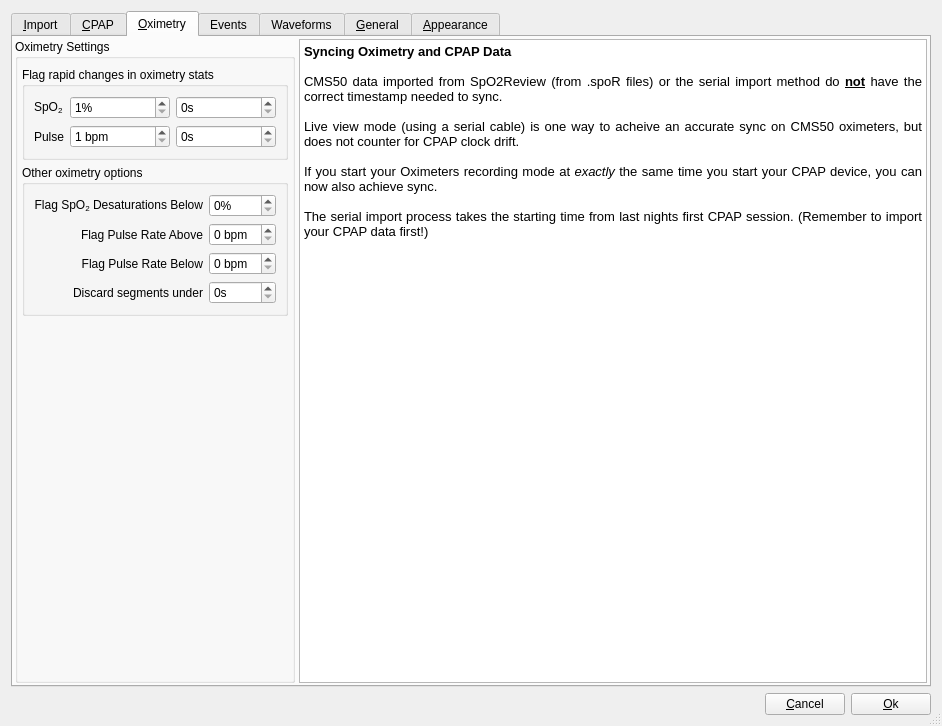
Before: the Qt Designer form oscar/preferencesdialog.ui in littleyoda/oscar, drawn with Qt 5.
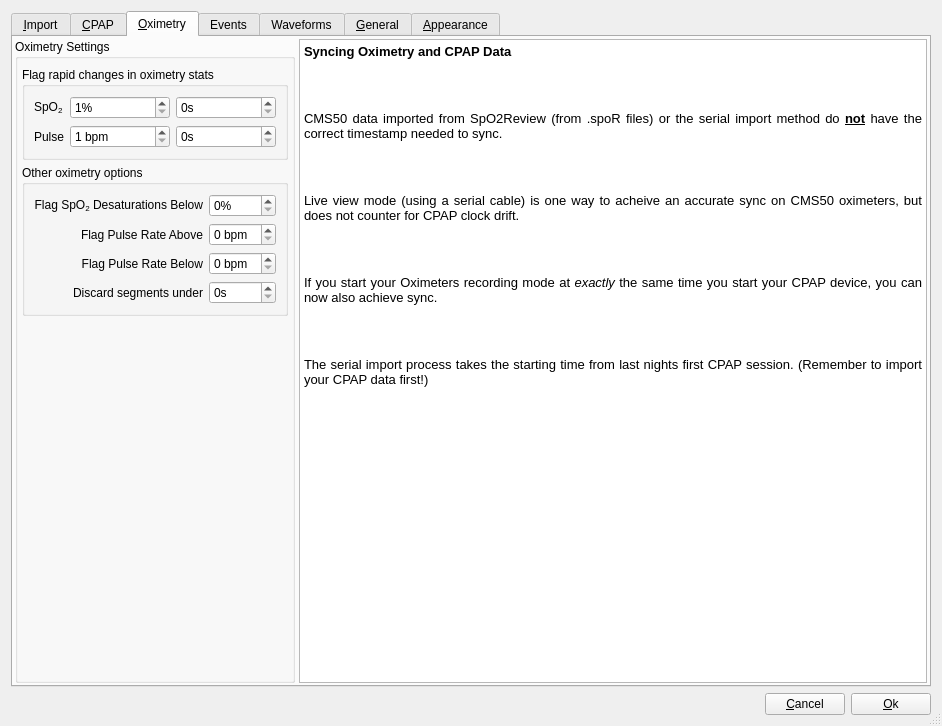
After: the same form once the commit is applied. The open tabs and pages were chosen to show the change. Icons and pictures are not drawn.

Commit message: This is the long-awaited last cleanup from me. Ready for translators to work on.

```diff
--- a/oscar/preferencesdialog.ui
+++ b/oscar/preferencesdialog.ui
@@ -1789,15 +1789,15 @@
 &lt;html&gt;&lt;head&gt;&lt;meta name=&quot;qrichtext&quot; content=&quot;1&quot; /&gt;&lt;meta charset=&quot;utf-8&quot; /&gt;&lt;style type=&quot;text/css&quot;&gt;
 p, li { white-space: pre-wrap; }
 &lt;/style&gt;&lt;/head&gt;&lt;body style=&quot; font-family:'Segoe UI'; font-size:9pt; font-weight:400; font-style:normal;&quot;&gt;
-&lt;p style=&quot; margin-top:0px; margin-bottom:0px; margin-left:0px; margin-right:0px; -qt-block-indent:0; text-indent:0px;&quot;&gt;&lt;span style=&quot; font-family:'Sans'; font-size:10pt; font-weight:600;&quot;&gt;Syncing Oximetry and CPAP Data&lt;/span&gt;&lt;/p&gt;
-&lt;p align=&quot;justify&quot; style=&quot;-qt-paragraph-type:empty; margin-top:0px; margin-bottom:0px; margin-left:0px; margin-right:0px; -qt-block-indent:0; text-indent:0px; font-family:'Sans'; font-size:10pt;&quot;&gt;&lt;br /&gt;&lt;/p&gt;
-&lt;p align=&quot;justify&quot; style=&quot; margin-top:0px; margin-bottom:0px; margin-left:0px; margin-right:0px; -qt-block-indent:0; text-indent:0px;&quot;&gt;&lt;span style=&quot; font-family:'Sans'; font-size:10pt;&quot;&gt;CMS50 data imported from SpO2Review (from .spoR files) or the serial import method do &lt;/span&gt;&lt;span style=&quot; font-family:'Sans'; font-size:10pt; font-weight:600; text-decoration: underline;&quot;&gt;not&lt;/span&gt;&lt;span style=&quot; font-family:'Sans'; font-size:10pt;&quot;&gt; have the correct timestamp needed to sync.&lt;/span&gt;&lt;/p&gt;
-&lt;p align=&quot;justify&quot; style=&quot;-qt-paragraph-type:empty; margin-top:0px; margin-bottom:0px; margin-left:0px; margin-right:0px; -qt-block-indent:0; text-indent:0px; font-family:'Sans'; font-size:10pt;&quot;&gt;&lt;br /&gt;&lt;/p&gt;
-&lt;p align=&quot;justify&quot; style=&quot; margin-top:0px; margin-bottom:0px; margin-left:0px; margin-right:0px; -qt-block-indent:0; text-indent:0px;&quot;&gt;&lt;span style=&quot; font-family:'Sans'; font-size:10pt;&quot;&gt;Live view mode (using a serial cable) is one way to acheive an accurate sync on CMS50 oximeters, but does not counter for CPAP clock drift.&lt;/span&gt;&lt;/p&gt;
-&lt;p align=&quot;justify&quot; style=&quot;-qt-paragraph-type:empty; margin-top:0px; margin-bottom:0px; margin-left:0px; margin-right:0px; -qt-block-indent:0; text-indent:0px; font-family:'Sans'; font-size:10pt;&quot;&gt;&lt;br /&gt;&lt;/p&gt;
-&lt;p align=&quot;justify&quot; style=&quot; margin-top:0px; margin-bottom:0px; margin-left:0px; margin-right:0px; -qt-block-indent:0; text-indent:0px;&quot;&gt;&lt;span style=&quot; font-family:'Sans'; font-size:10pt;&quot;&gt;If you start your Oximeters recording mode at &lt;/span&gt;&lt;span style=&quot; font-family:'Sans'; font-size:10pt; font-style:italic;&quot;&gt;exactly &lt;/span&gt;&lt;span style=&quot; font-family:'Sans'; font-size:10pt;&quot;&gt;the same time you start your CPAP device, you can now also achieve sync. &lt;/span&gt;&lt;/p&gt;
-&lt;p align=&quot;justify&quot; style=&quot;-qt-paragraph-type:empty; margin-top:0px; margin-bottom:0px; margin-left:0px; margin-right:0px; -qt-block-indent:0; text-indent:0px; font-family:'Sans'; font-size:10pt;&quot;&gt;&lt;br /&gt;&lt;/p&gt;
-&lt;p align=&quot;justify&quot; style=&quot; margin-top:0px; margin-bottom:0px; margin-left:0px; margin-right:0px; -qt-block-indent:0; text-indent:0px;&quot;&gt;&lt;span style=&quot; font-family:'Sans'; font-size:10pt;&quot;&gt;The serial import process takes the starting time from last nights first CPAP session. (Remember to import your CPAP data first!)&lt;/span&gt;&lt;/p&gt;&lt;/body&gt;&lt;/html&gt;</string>
+&lt;p style=&quot; margin-top:12px; margin-bottom:12px; margin-left:0px; margin-right:0px; -qt-block-indent:0; text-indent:0px;&quot;&gt;&lt;span style=&quot; font-family:'Sans'; font-size:10pt; font-weight:600;&quot;&gt;Syncing Oximetry and CPAP Data&lt;/span&gt;&lt;/p&gt;
+&lt;p align=&quot;justify&quot; style=&quot; margin-top:12px; margin-bottom:12px; margin-left:0px; margin-right:0px; -qt-block-indent:0; text-indent:0px;&quot;&gt;&lt;br /&gt;&lt;/p&gt;
+&lt;p align=&quot;justify&quot; style=&quot; margin-top:12px; margin-bottom:12px; margin-left:0px; margin-right:0px; -qt-block-indent:0; text-indent:0px;&quot;&gt;&lt;span style=&quot; font-family:'Sans'; font-size:10pt;&quot;&gt;CMS50 data imported from SpO2Review (from .spoR files) or the serial import method do &lt;/span&gt;&lt;span style=&quot; font-family:'Sans'; font-size:10pt; font-weight:600; text-decoration: underline;&quot;&gt;not&lt;/span&gt;&lt;span style=&quot; font-family:'Sans'; font-size:10pt;&quot;&gt; have the correct timestamp needed to sync.&lt;/span&gt;&lt;/p&gt;
+&lt;p align=&quot;justify&quot; style=&quot; margin-top:12px; margin-bottom:12px; margin-left:0px; margin-right:0px; -qt-block-indent:0; text-indent:0px;&quot;&gt;&lt;br /&gt;&lt;/p&gt;
+&lt;p align=&quot;justify&quot; style=&quot; margin-top:12px; margin-bottom:12px; margin-left:0px; margin-right:0px; -qt-block-indent:0; text-indent:0px;&quot;&gt;&lt;span style=&quot; font-family:'Sans'; font-size:10pt;&quot;&gt;Live view mode (using a serial cable) is one way to acheive an accurate sync on CMS50 oximeters, but does not counter for CPAP clock drift.&lt;/span&gt;&lt;/p&gt;
+&lt;p align=&quot;justify&quot; style=&quot; margin-top:12px; margin-bottom:12px; margin-left:0px; margin-right:0px; -qt-block-indent:0; text-indent:0px;&quot;&gt;&lt;br /&gt;&lt;/p&gt;
+&lt;p align=&quot;justify&quot; style=&quot; margin-top:12px; margin-bottom:12px; margin-left:0px; margin-right:0px; -qt-block-indent:0; text-indent:0px;&quot;&gt;&lt;span style=&quot; font-family:'Sans'; font-size:10pt;&quot;&gt;If you start your Oximeters recording mode at &lt;/span&gt;&lt;span style=&quot; font-family:'Sans'; font-size:10pt; font-style:italic;&quot;&gt;exactly &lt;/span&gt;&lt;span style=&quot; font-family:'Sans'; font-size:10pt;&quot;&gt;the same time you start your CPAP device, you can now also achieve sync. &lt;/span&gt;&lt;/p&gt;
+&lt;p align=&quot;justify&quot; style=&quot; margin-top:12px; margin-bottom:12px; margin-left:0px; margin-right:0px; -qt-block-indent:0; text-indent:0px;&quot;&gt;&lt;br /&gt;&lt;/p&gt;
+&lt;p align=&quot;justify&quot; style=&quot; margin-top:12px; margin-bottom:12px; margin-left:0px; margin-right:0px; -qt-block-indent:0; text-indent:0px;&quot;&gt;&lt;span style=&quot; font-family:'Sans'; font-size:10pt;&quot;&gt;The serial import process takes the starting time from last nights first CPAP session. (Remember to import your CPAP data first!)&lt;/span&gt;&lt;/p&gt;&lt;/body&gt;&lt;/html&gt;</string>
             </property>
            </widget>
           </item>
```
Left out of the diff: 15 changed lines with no effect on the pictures. The commit also changes 29 other files.
